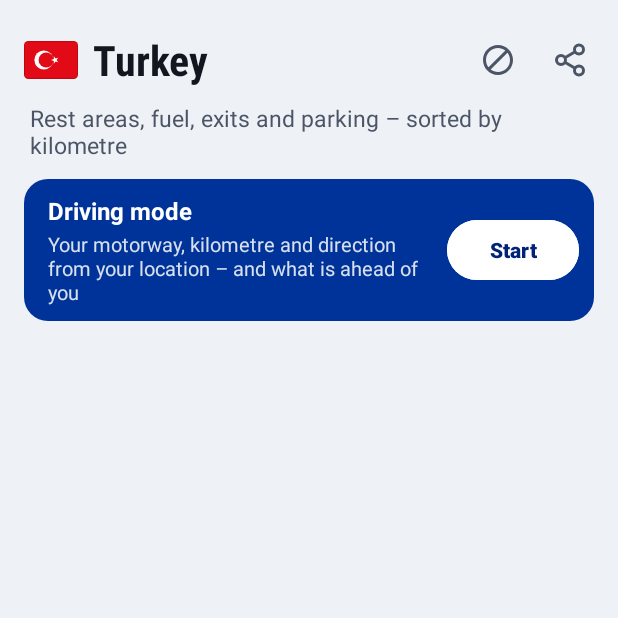
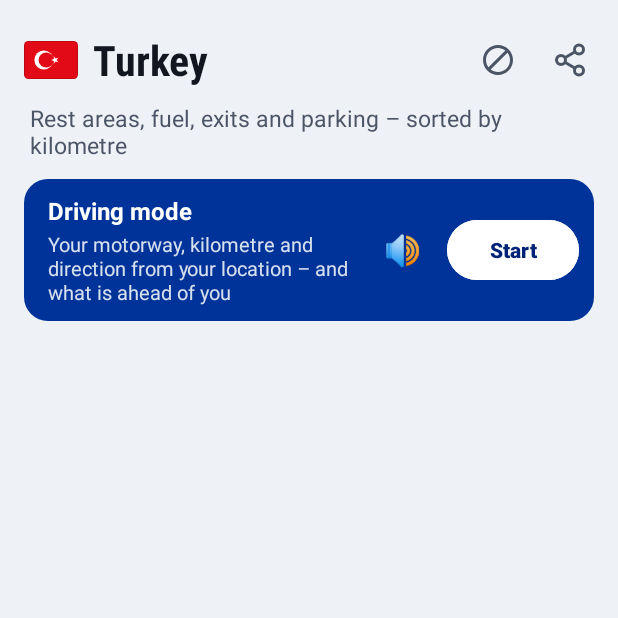
Before and after one commit to zeljkobilbija/TurkeyRoadInfo, an Android app: the screen it shows after launch (ZemljaActivity), on a phone screen of 412 x 824 dp, the top half of it. Run offline under Robolectric (Android 15) with nearby library versions, the phone set to English and light mode, and no system bars; our stand-ins replace AdMob; libraries missing offline, so code that uses them is left out: com.android.billingclient; pictures from the network do not load; 7 statements that could not run were skipped.

Commit message:
Glasovne poruke u Vožnji (Glas.java iz EuroRoadInfo): pokretanje, autoput/km/pravac, odmorište ispred, saobraćaj ispred, zaustavljanje; dugme 🔊/🔇; 18 jezika
Co-Authored-By: Claude Opus 5.5 <noreply@anthropic.com>
Claude-Session: https://claude.ai/code/session_012mNDwSRQWFkoSQHnLvYSUj

```diff
--- a/app/src/main/java/com/zeljkobilbija001/turkeyroadinfo/VoznjaKartica.java
+++ b/app/src/main/java/com/zeljkobilbija001/turkeyroadinfo/VoznjaKartica.java
@@ -42,6 +42,16 @@ final class VoznjaKartica {
         // proba (samo debug verzija): dodir na karticu "Vožnja" otvara dnevnik
         if (Dnevnik.ukljucen(a)) {
             a.findViewById(R.id.voznja).setOnClickListener(v -> a.startActivity(new Intent(a, DnevnikActivity.class)));
+        }
+        // 🔊/🔇: glasovne poruke u Vožnji (podrazumevano uključene)
+        TextView glas = a.findViewById(R.id.voznjaGlas);
+        if (glas != null) {
+            glas.setText(Glas.ukljucen(a) ? "🔊" : "🔇");
+            glas.setOnClickListener(v -> {
+                boolean da = !Glas.ukljucen(a);
+                Glas.postavi(a, da);
+                glas.setText(da ? "🔊" : "🔇");
+            });
         }
         dugme.setOnClickListener(v -> {
             if (VoznjaService.radi) VoznjaService.zaustavi(a);
--- a/app/src/main/res/layout/activity_zemlja.xml
+++ b/app/src/main/res/layout/activity_zemlja.xml
@@ -133,6 +133,17 @@
                 android:textColor="@color/plava_svetla"
                 android:textSize="13sp" />
         </LinearLayout>
+        <TextView
+            android:id="@+id/voznjaGlas"
+            android:layout_width="40dp"
+            android:layout_height="40dp"
+            android:layout_marginStart="6dp"
+            android:background="?attr/selectableItemBackgroundBorderless"
+            android:contentDescription="@string/glas_dugme"
+            android:gravity="center"
+            android:text="🔊"
+            android:textSize="20sp" />
+
 
         <ProgressBar
             android:id="@+id/voznjaTrazi"
--- a/app/src/main/res/values/strings.xml
+++ b/app/src/main/res/values/strings.xml
@@ -123,4 +123,16 @@
     <string name="voznja_gps_iskljucen_poruka">Location is turned off on your phone. Turn it on so that driving mode can find the motorway you are on.</string>
     <string name="stanje_podesavanja">Settings</string>
     <string name="lokacija_pravac">direction %s</string>
+    <!-- Glasovne poruke u Vožnji -->
+    <string name="glas_start">Driving mode started. You will soon hear which motorway you are on.</string>
+    <string name="glas_stop">Driving mode stopped.</string>
+    <string name="glas_polozaj">You are on the %1$s, %3$s %2$s, towards %4$s.</string>
+    <string name="glas_odmoriste">In %1$d %2$s, service area: %3$s.</string>
+    <string name="glas_gorivo">Fuel: %s.</string>
+    <string name="glas_saobracaj">Traffic warning: in %1$d %2$s, %3$s.</string>
+    <string name="glas_km_jed">kilometres</string>
+    <string name="glas_mi_jed">miles</string>
+    <string name="glas_km_naziv">kilometre</string>
+    <string name="glas_mi_naziv">mile</string>
+    <string name="glas_dugme">Voice messages</string>
 </resources>
```
Also changed, not shown: app/src/main/java/com/zeljkobilbija001/turkeyroadinfo/Glas.java (added, +109 -0 lines), app/src/main/java/com/zeljkobilbija001/turkeyroadinfo/VoznjaService.java (+50 -0 lines), app/src/main/res/layout/activity_main.xml (+11 -0 lines), 17 other files.
